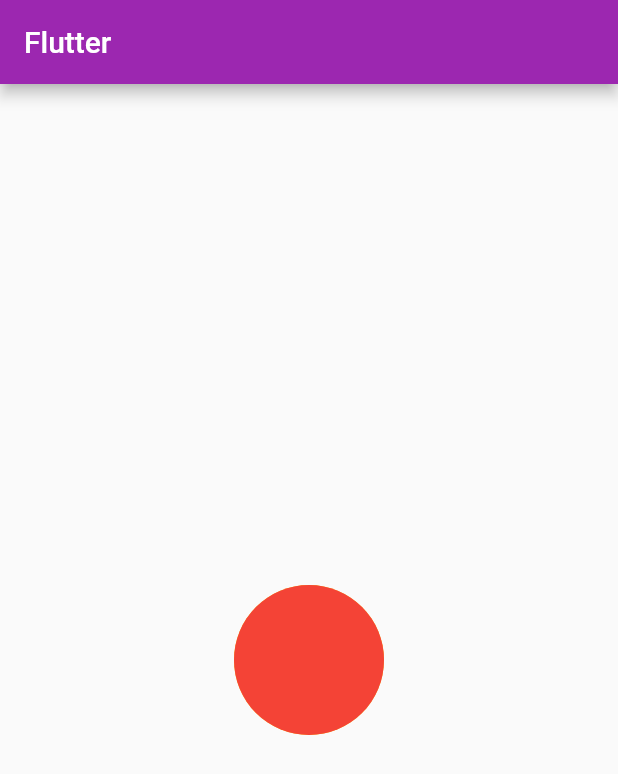
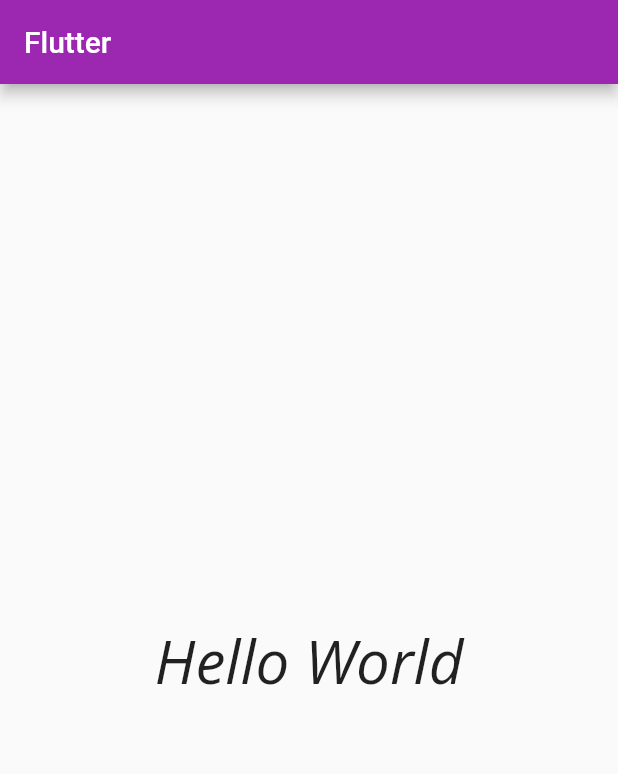
Before and after one commit to YugamPatel/bmiFlutterApp, a Flutter app: the screen it shows after launch, on a phone screen of 412 x 824 dp. Shown: the top 774 px of the screen. Run offline on Flutter 3.47's test engine with Material 2 defaults, Android fonts, the phone set to English and light mode, and no system bars; our stand-ins replace get.

Commit message:
fontDone

```diff
--- a/lib/main.dart
+++ b/lib/main.dart
@@ -39,33 +39,14 @@ class _MyHomePageState extends State<MyHomePage> {
         title: Text("Flutter"),
       ),
       body:
-       Center(
-        child: CircleAvatar(
-          // backgroundImage: AssetImage(
-          //   'assets/images/undraw_growth_chart_r99m.png'
-          // ),
-
-          backgroundColor: Colors.amber,
-          radius: 50,
-
-          child: ListView(
-            children: [
-              Container(
-                child: const CircleAvatar(backgroundColor: Colors.red,radius: 50,),
-              ),
-              Container(
-                child: const CircleAvatar(backgroundColor: Colors.lightBlue,radius: 50),
-              ),
-              Container(
-                child: const CircleAvatar(backgroundColor: Colors.pink,radius: 50),
-              ),
-              Container(
-                child: const CircleAvatar(backgroundColor: Colors.green,radius: 50),
-              ),
-            ],
-          ),
-          ),
+      const Center(
+        child: Text("Hello World",
+        style: TextStyle(
+          fontFamily: 'yugamsfont' ,
+          fontSize: 40,
         ),
+        ),
+      )
     );
   }
 }
```
Also changed, not shown: pubspec.yaml (+4 -4 lines), assets/fonts/OpenSans-Italic-VariableFont_wdth,wght.ttf (added), assets/fonts/OpenSans-VariableFont_wdth,wght.ttf (added), pubspec.lock.
